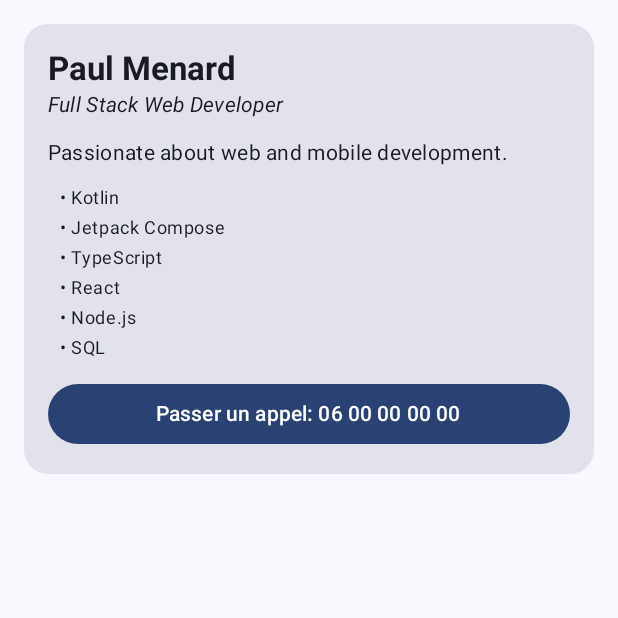
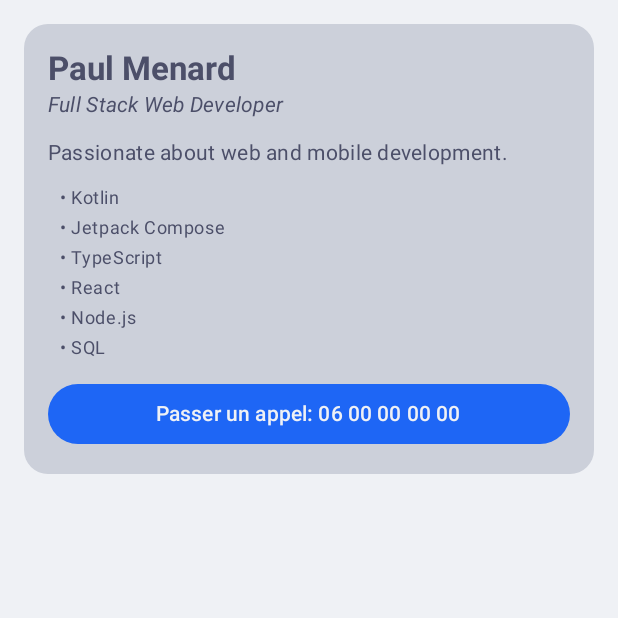
Before and after one commit to PaulMNRD/esgi-kotlin-devprofile, an Android app built with Jetpack Compose: the screen it shows after launch (MainActivity), on a phone screen of 412 x 824 dp, the top half of it. Run offline under Robolectric (Android 15) with nearby library versions, the phone set to English and light mode, and no system bars.

Commit message:
Application dark and light theme

```diff
--- a/app/src/main/java/com/example/developerprofile/MainActivity.kt
+++ b/app/src/main/java/com/example/developerprofile/MainActivity.kt
@@ -6,6 +6,7 @@ import androidx.activity.compose.setContent
 import androidx.activity.enableEdgeToEdge
 import androidx.compose.foundation.background
 import androidx.compose.foundation.layout.Arrangement
+import androidx.compose.foundation.layout.Box
 import androidx.compose.foundation.layout.Column
 import androidx.compose.foundation.layout.fillMaxSize
 import androidx.compose.foundation.layout.fillMaxWidth
@@ -120,14 +121,26 @@ fun DeveloperProfileScreenPreview() {
 
 @Preview(showBackground = true)
 @Composable
-fun ProfileCardPreview() {
-    val p = getDevProfile()
-    ProfileCard(p)
+fun ProfileCardNotAvailablePreview() {
+    val p = getExpertDevProfile()
+    DeveloperProfileTheme {
+        ProfileCard(p)
+    }
 }
 
 @Preview(showBackground = true)
 @Composable
-fun ProfileCardNotAvailablePreview() {
+fun DarkDeveloperProfileScreenPreview() {
+    DeveloperProfileTheme(darkTheme = true) {
+        DeveloperProfileScreen()
+    }
+}
+
+@Preview(showBackground = true)
+@Composable
+fun DarkProfileCardNotAvailablePreview() {
     val p = getExpertDevProfile()
-    ProfileCard(p)
+    DeveloperProfileTheme(darkTheme = true) {
+        ProfileCard(p)
+    }
 }
--- a/app/src/main/java/com/example/developerprofile/ui/theme/Color.kt
+++ b/app/src/main/java/com/example/developerprofile/ui/theme/Color.kt
@@ -2,10 +2,30 @@ package com.example.developerprofile.ui.theme
 
 import androidx.compose.ui.graphics.Color
 
-val Purple80 = Color(0xFFD0BCFF)
-val PurpleGrey80 = Color(0xFFCCC2DC)
-val Pink80 = Color(0xFFEFB8C8)
+// Catppuccin palettes: https://catppuccin.com/palette
 
-val Purple40 = Color(0xFF6650a4)
-val PurpleGrey40 = Color(0xFF625b71)
-val Pink40 = Color(0xFF7D5260)
+// Catppuccin Latte (light theme)
+val LatteBlue = Color(0xFF1E66F5)
+val LatteTeal = Color(0xFF179299)
+val LatteMauve = Color(0xFF8839EF)
+val LatteRed = Color(0xFFD20F39)
+val LatteText = Color(0xFF4C4F69)
+val LatteSubtext0 = Color(0xFF6C6F85)
+val LatteOverlay0 = Color(0xFF9CA0B0)
+val LatteSurface1 = Color(0xFFBCC0CC)
+val LatteSurface0 = Color(0xFFCCD0DA)
+val LatteBase = Color(0xFFEFF1F5)
+val LatteMantle = Color(0xFFE6E9EF)
+
+// Catppuccin Mocha (dark theme)
+val MochaBlue = Color(0xFF89B4FA)
+val MochaTeal = Color(0xFF94E2D5)
+val MochaMauve = Color(0xFFCBA6F7)
+val MochaRed = Color(0xFFF38BA8)
+val MochaText = Color(0xFFCDD6F4)
+val MochaSubtext0 = Color(0xFFA6ADC8)
+val MochaOverlay0 = Color(0xFF6C7086)
+val MochaSurface1 = Color(0xFF45475A)
+val MochaSurface0 = Color(0xFF313244)
+val MochaBase = Color(0xFF1E1E2E)
+val MochaMantle = Color(0xFF181825)
--- /dev/null
+++ b/app/src/main/java/com/example/developerprofile/ui/theme/Shape.kt
@@ -0,0 +1,11 @@
+package com.example.developerprofile.ui.theme
+
+import androidx.compose.foundation.shape.RoundedCornerShape
+import androidx.compose.material3.Shapes
+import androidx.compose.ui.unit.dp
+
+val Shapes = Shapes(
+    small = RoundedCornerShape(8.dp),
+    medium = RoundedCornerShape(12.dp),
+    large = RoundedCornerShape(16.dp),
+)
--- a/app/src/main/java/com/example/developerprofile/ui/theme/Theme.kt
+++ b/app/src/main/java/com/example/developerprofile/ui/theme/Theme.kt
@@ -1,58 +1,70 @@
 package com.example.developerprofile.ui.theme
 
-import android.app.Activity
-import android.os.Build
 import androidx.compose.foundation.isSystemInDarkTheme
 import androidx.compose.material3.MaterialTheme
 import androidx.compose.material3.darkColorScheme
-import androidx.compose.material3.dynamicDarkColorScheme
-import androidx.compose.material3.dynamicLightColorScheme
 import androidx.compose.material3.lightColorScheme
 import androidx.compose.runtime.Composable
-import androidx.compose.ui.platform.LocalContext
+
+private val LightColorScheme = lightColorScheme(
+    primary = LatteBlue,
+    onPrimary = LatteBase,
+    primaryContainer = LatteSurface1,
+    onPrimaryContainer = LatteText,
+    secondary = LatteTeal,
+    onSecondary = LatteBase,
+    secondaryContainer = LatteSurface1,
+    onSecondaryContainer = LatteText,
+    tertiary = LatteMauve,
+    onTertiary = LatteBase,
+    error = LatteRed,
+    onError = LatteBase,
+    background = LatteBase,
+    onBackground = LatteText,
+    surface = LatteBase,
+    onSurface = LatteText,
+    surfaceVariant = LatteSurface0,
+    onSurfaceVariant = LatteSubtext0,
+    surfaceContainer = LatteMantle,
+    surfaceContainerHighest = LatteSurface0,
+    outline = LatteOverlay0,
+)
 
 private val DarkColorScheme = darkColorScheme(
-    primary = Purple80,
-    secondary = PurpleGrey80,
-    tertiary = Pink80
-)
-
-private val LightColorScheme = lightColorScheme(
-    primary = Purple40,
-    secondary = PurpleGrey40,
-    tertiary = Pink40
-
-    /* Other default colors to override
-    background = Color(0xFFFFFBFE),
-    surface = Color(0xFFFFFBFE),
-    onPrimary = Color.White,
-    onSecondary = Color.White,
-    onTertiary = Color.White,
-    onBackground = Color(0xFF1C1B1F),
-    onSurface = Color(0xFF1C1B1F),
-    */
+    primary = MochaBlue,
+    onPrimary = MochaBase,
+    primaryContainer = MochaSurface1,
+    onPrimaryContainer = MochaText,
+    secondary = MochaTeal,
+    onSecondary = MochaBase,
+    secondaryContainer = MochaSurface1,
+    onSecondaryContainer = MochaText,
+    tertiary = MochaMauve,
+    onTertiary = MochaBase,
+    error = MochaRed,
+    onError = MochaBase,
+    background = MochaBase,
+    onBackground = MochaText,
+    surface = MochaBase,
+    onSurface = MochaText,
+    surfaceVariant = MochaSurface0,
+    onSurfaceVariant = MochaSubtext0,
+    surfaceContainer = MochaMantle,
+    surfaceContainerHighest = MochaSurface0,
+    outline = MochaOverlay0,
 )
 
 @Composable
 fun DeveloperProfileTheme(
     darkTheme: Boolean = isSystemInDarkTheme(),
-    // Dynamic color is available on Android 12+
-    dynamicColor: Boolean = true,
     content: @Composable () -> Unit
 ) {
-    val colorScheme = when {
-        dynamicColor && Build.VERSION.SDK_INT >= Build.VERSION_CODES.S -> {
-            val context = LocalContext.current
-            if (darkTheme) dynamicDarkColorScheme(context) else dynamicLightColorScheme(context)
-        }
-
-        darkTheme -> DarkColorScheme
-        else -> LightColorScheme
-    }
+    val colorScheme = if (darkTheme) DarkColorScheme else LightColorScheme
 
     MaterialTheme(
         colorScheme = colorScheme,
         typography = Typography,
+        shapes = Shapes,
         content = content
     )
 }
--- a/app/src/main/java/com/example/developerprofile/ui/theme/Type.kt
+++ b/app/src/main/java/com/example/developerprofile/ui/theme/Type.kt
@@ -6,29 +6,26 @@ import androidx.compose.ui.text.font.FontFamily
 import androidx.compose.ui.text.font.FontWeight
 import androidx.compose.ui.unit.sp
 
-// Set of Material typography styles to start with
 val Typography = Typography(
+    // Developer name
+    headlineSmall = TextStyle(
+        fontFamily = FontFamily.Default,
+        fontWeight = FontWeight.Bold,
+        fontSize = 24.sp,
+        lineHeight = 32.sp,
+    ),
+    // Section titles ("Skills", "Projects", ...)
+    titleMedium = TextStyle(
+        fontFamily = FontFamily.Default,
+        fontWeight = FontWeight.SemiBold,
+        fontSize = 18.sp,
+        lineHeight = 24.sp,
+    ),
     bodyLarge = TextStyle(
         fontFamily = FontFamily.Default,
         fontWeight = FontWeight.Normal,
         fontSize = 16.sp,
         lineHeight = 24.sp,
-        letterSpacing = 0.5.sp
-    )
-    /* Other default text styles to override
-    titleLarge = TextStyle(
-        fontFamily = FontFamily.Default,
-        fontWeight = FontWeight.Normal,
-        fontSize = 22.sp,
-        lineHeight = 28.sp,
-        letterSpacing = 0.sp
+        letterSpacing = 0.5.sp,
     ),
-    labelSmall = TextStyle(
-        fontFamily = FontFamily.Default,
-        fontWeight = FontWeight.Medium,
-        fontSize = 11.sp,
-        lineHeight = 16.sp,
-        letterSpacing = 0.5.sp
-    )
-    */
 )
```
